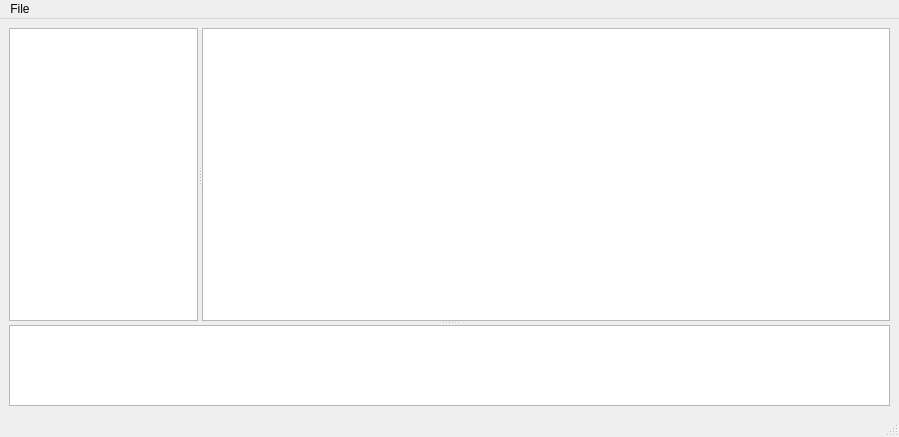
IronJulo/QtPad, file qtpad.ui: the form before one commit.
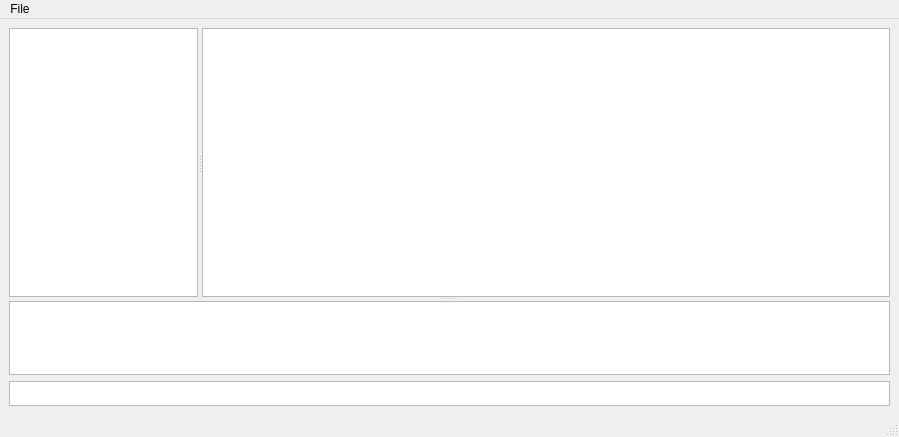
The form after the commit.

Commit message: Added command prompt

```diff
--- a/qtpad.ui
+++ b/qtpad.ui
@@ -69,6 +69,25 @@
       </widget>
      </widget>
     </item>
+    <item row="1" column="0">
+     <widget class="QTextEdit" name="textEdit_2">
+      <property name="sizePolicy">
+       <sizepolicy hsizetype="Expanding" vsizetype="Fixed">
+        <horstretch>0</horstretch>
+        <verstretch>5</verstretch>
+       </sizepolicy>
+      </property>
+      <property name="maximumSize">
+       <size>
+        <width>16777215</width>
+        <height>25</height>
+       </size>
+      </property>
+      <property name="verticalScrollBarPolicy">
+       <enum>Qt::ScrollBarAlwaysOff</enum>
+      </property>
+     </widget>
+    </item>
    </layout>
   </widget>
   <widget class="QMenuBar" name="menubar">
```
The commit also changes 1 other file.
